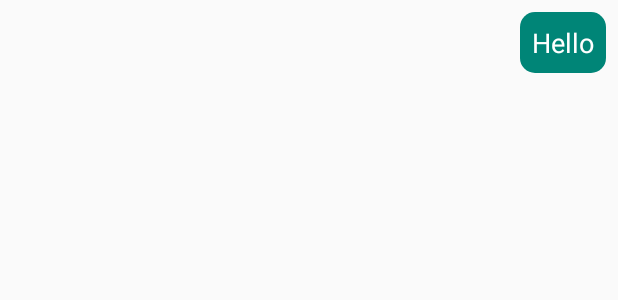
After one commit to nguyenthuthao/ChatApp, an Android app: the layout chat_item_right.xml on its own in the app's theme, with its tools: preview values and no code run, on a phone screen of 412 x 824 dp. The commit adds this screen. Shown: the top 300 px of the screen. Run offline under Robolectric (Android 15) with nearby library versions, the phone set to English and light mode, and no system bars.

Commit message:
Hien thi tin nhan

```diff
--- a/app/src/main/java/com/thaont/chatapp/adapter/UserAdapter.java
+++ b/app/src/main/java/com/thaont/chatapp/adapter/UserAdapter.java
@@ -1,6 +1,5 @@
 package com.thaont.chatapp.adapter;
 
-import android.content.ClipData;
 import android.content.Context;
 import android.content.Intent;
 import android.support.annotation.NonNull;
@@ -8,7 +7,6 @@ import android.support.v7.widget.RecyclerView;
 import android.view.LayoutInflater;
 import android.view.View;
 import android.view.ViewGroup;
-import android.widget.ImageView;
 import android.widget.TextView;
 
 import com.bumptech.glide.Glide;
--- /dev/null
+++ b/app/src/main/res/drawable/background_right.xml
@@ -0,0 +1,8 @@
+<?xml version="1.0" encoding="utf-8"?>
+<shape xmlns:android="http://schemas.android.com/apk/res/android"
+    android:shape="rectangle">
+    <corners
+        android:radius="10dp"
+        android:topRightRadius="10dp"/>
+    <solid android:color="@color/colorPrimary"/>
+</shape>
--- /dev/null
+++ b/app/src/main/res/layout/chat_item_right.xml
@@ -0,0 +1,31 @@
+<?xml version="1.0" encoding="utf-8"?>
+<RelativeLayout
+    xmlns:android="http://schemas.android.com/apk/res/android"
+    android:layout_width="match_parent"
+    android:layout_height="wrap_content"
+    android:padding="8dp">
+    <RelativeLayout
+        android:layout_alignParentEnd="true"
+        android:layout_width="300dp"
+        android:layout_height="wrap_content"
+        android:layout_alignParentRight="true">
+
+        <de.hdodenhof.circleimageview.CircleImageView
+            android:layout_width="40dp"
+            android:layout_height="40dp"
+            android:src="@mipmap/ic_launcher"
+            android:id="@+id/profile_image"
+            android:visibility="gone"/>
+        <TextView
+            android:layout_alignParentEnd="true"
+            android:layout_width="wrap_content"
+            android:layout_height="wrap_content"
+            android:id="@+id/show_message"
+            android:padding="8dp"
+            android:text="Hello"
+            android:textSize="18sp"
+            android:textColor="@color/colorTextButton"
+            android:background="@drawable/background_right"
+            android:layout_alignParentRight="true" />
+    </RelativeLayout>
+</RelativeLayout>
```
Also changed, not shown: app/src/main/java/com/thaont/chatapp/MessageActivity.java (+59 -16 lines), app/src/main/java/com/thaont/chatapp/adapter/MessageAdapter.java (added, +92 -0 lines), app/src/main/java/com/thaont/chatapp/fragments/ChatsFragment.java (+45 -3 lines), app/src/main/java/com/thaont/chatapp/model/Chat.java (added, +40 -0 lines), app/src/main/res/drawable/background_left.xml (added, +8 -0 lines), app/src/main/res/layout/activity_message.xml (+12 -11 lines), app/src/main/res/layout/chat_item_left.xml (added, +22 -0 lines), app/src/main/res/layout/fragment_chats.xml (+5 -6 lines).
